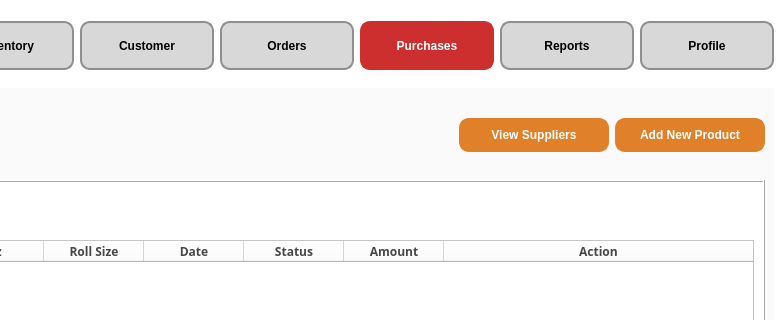
CMacan/MCAV-desktop-app, file PurchaseView.ui: the form before one commit; both pictures show x 386 to 1169 and y 0 to 320 of the 1169 by 493 pixel window.
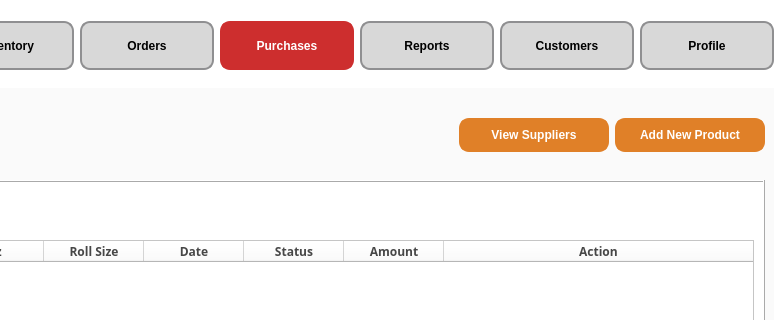
The form after the commit. Icons and pictures are not drawn.

Patch:
```diff
--- a/PurchaseView.ui
+++ b/PurchaseView.ui
@@ -182,26 +182,6 @@
          </property>
         </widget>
        </item>
-       <item>
-        <widget class="QPushButton" name="Customer">
-         <property name="font">
-          <font>
-           <pointsize>-1</pointsize>
-           <weight>75</weight>
-           <bold>true</bold>
-          </font>
-         </property>
-         <property name="cursor">
-          <cursorShape>PointingHandCursor</cursorShape>
-         </property>
-         <property name="styleSheet">
-          <string notr="true">font-size:12px;</string>
-         </property>
-         <property name="text">
-          <string>Customer</string>
-         </property>
-        </widget>
-       </item>
        <item>
         <widget class="QPushButton" name="Order">
          <property name="font">
@@ -266,6 +246,26 @@
          </property>
         </widget>
        </item>
+       <item>
+        <widget class="QPushButton" name="Customer">
+         <property name="font">
+          <font>
+           <pointsize>-1</pointsize>
+           <weight>75</weight>
+           <bold>true</bold>
+          </font>
+         </property>
+         <property name="cursor">
+          <cursorShape>PointingHandCursor</cursorShape>
+         </property>
+         <property name="styleSheet">
+          <string notr="true">font-size:12px;</string>
+         </property>
+         <property name="text">
+          <string>Customers</string>
+         </property>
+        </widget>
+       </item>
        <item>
         <widget class="QPushButton" name="Profile">
          <property name="font">
```
